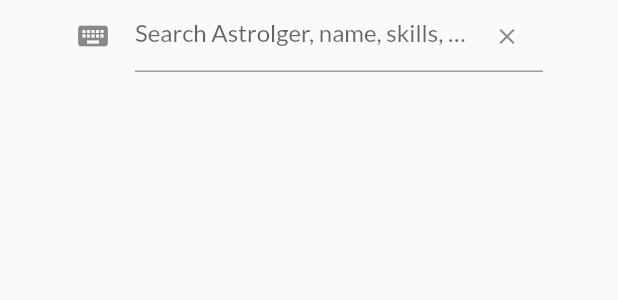
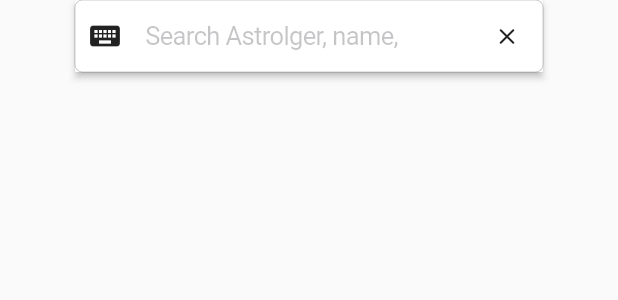
Before and after one commit to msharibahmed/Astrology_app_clone, a Flutter app: the AstrologerSearchField widget shown alone on an empty page, opened directly, on a phone screen of 412 x 824 dp. Shown: the top 300 px of the screen. Run offline on Flutter 3.47's test engine with Material 2 defaults, Android fonts, the phone set to English and light mode, and no system bars; our stand-ins replace google_fonts; network calls fail.

Commit message:
CHANGE:  Astrologer search textfield styling

```diff
--- a/lib/widgets/astrologer_search_field.dart
+++ b/lib/widgets/astrologer_search_field.dart
@@ -1,3 +1,4 @@
+import 'package:flutter/cupertino.dart';
 import 'package:flutter/material.dart';
 import 'package:india_today_assignment/providers/astrolger_provider.dart';
 import 'package:provider/provider.dart';
@@ -24,15 +25,19 @@ class _AstrologerSearchFieldState extends State<AstrologerSearchField> {
         key: _formStateKey,
         child: Padding(
             padding: const EdgeInsets.symmetric(horizontal: 50.0),
-            child: TextFormField(
+            child: Material(
+              elevation: 2,
+              child: CupertinoTextField(
                   controller: _astroSeacrhCtrl,
-                decoration: InputDecoration(
-                    icon: const Icon(Icons.keyboard),
-                    hintText: 'Search Astrolger, name, skills, experience etc.',
-                    suffixIcon: IconButton(
+                  placeholder: 'Search Astrolger, name, skills, experience etc.',
+                  prefix: const Padding(
+                    padding: EdgeInsets.all(8.0),
+                    child: Icon(Icons.keyboard),
+                  ),
+                  suffix: IconButton(
                       onPressed: () {
-                          final _prov = Provider.of<AstrologerProv>(context,
-                              listen: false);
+                        final _prov =
+                            Provider.of<AstrologerProv>(context, listen: false);
 
                         if (_astroSeacrhCtrl.text.trim() != '') {
                           _prov.clearTextField();
@@ -44,11 +49,31 @@ class _AstrologerSearchFieldState extends State<AstrologerSearchField> {
                       icon: const Icon(
                         Icons.clear_rounded,
                         size: 18,
-                        ))),
+                      )),
+                  // decoration: InputDecoration(
+                  //     icon: const Icon(Icons.keyboard),
+                  //     hintText: 'Search Astrolger, name, skills, experience etc.',
+                  //     suffixIcon: IconButton(
+                  //         onPressed: () {
+                  //           final _prov = Provider.of<AstrologerProv>(context,
+                  //               listen: false);
+
+                  //           if (_astroSeacrhCtrl.text.trim() != '') {
+                  //             _prov.clearTextField();
+                  //           } else {
+                  //             _prov.toggleShowSearchBar();
+                  //           }
+                  //           _astroSeacrhCtrl.clear();
+                  //         },
+                  //         icon: const Icon(
+                  //           Icons.clear_rounded,
+                  //           size: 18,
+                  //         ))),
                   onChanged: (input) {
                     Provider.of<AstrologerProv>(context, listen: false)
                         .showAstrolgersBySearch(input);
                     // print(input);
-                })));
+                  }),
+            )));
   }
 }
```
Lines whose indentation alone changed are shown as unchanged.
